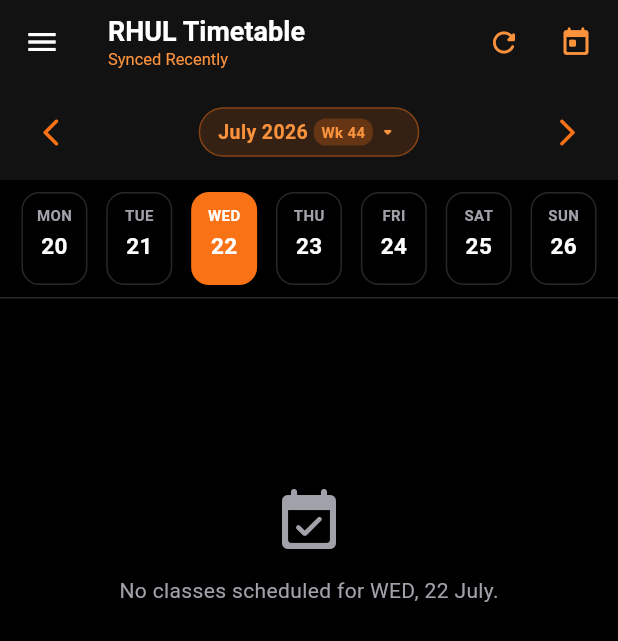
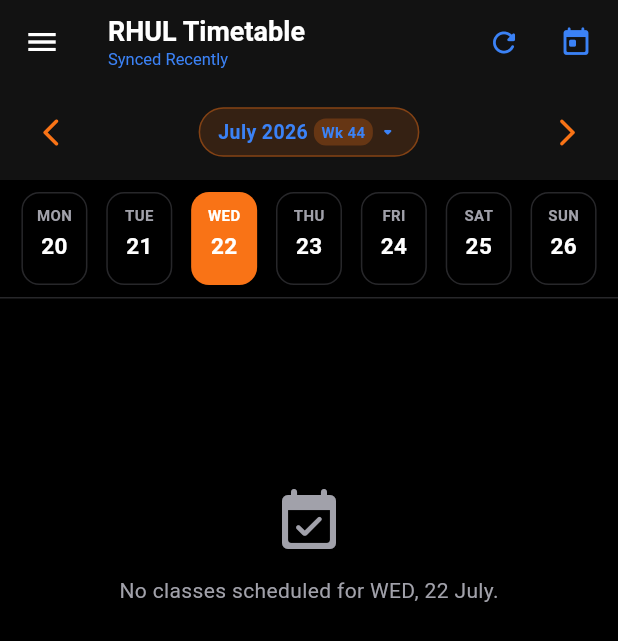
Before and after one commit to CyberViper19/rhul-timetable, a Flutter app: the TimetableDashboardScreen screen opened directly with empty values, on a phone screen of 412 x 824 dp. Shown: the top 641 px of the screen. Run offline on Flutter 3.47's test engine with Material 3 defaults, Android fonts, the phone set to English and light mode, and no system bars; our stand-ins replace flutter_local_notifications, flutter_secure_storage, hive_flutter, permission_handler, timezone, webview_flutter; missing offline and left inert: workmanager; accounts and stored records are empty; statements that could not run were skipped.

Commit message:
Use blue for lectures in RHUL theme to distinguish from orange assessments

```diff
--- a/lib/app_theme_config.dart
+++ b/lib/app_theme_config.dart
@@ -74,14 +74,14 @@
           key: 'rhul',
           displayName: 'RHUL Theme',
           primaryColor: Color(0xFFF97316), // Royal Holloway Orange
-          secondaryColor: Color(0xFFFB923C),
+          secondaryColor: Color(0xFF3B82F6), // Blue for Lectures
           scaffoldBackgroundColor: Color(0xFF000000), // Pure Black
           cardBackgroundColor: Color(0xFF121212), // Deep Pitch Black Card
           containerBackgroundColor: Color(0xFF000000), // Pure Black Container
           borderColor: Color(0xFF27272A),
           textColor: Colors.white,
           subtitleTextColor: Color(0xFFA1A1AA),
-          assessmentColor: Color(0xFFF97316),
+          assessmentColor: Color(0xFFF97316), // Royal Holloway Orange for Assessments
           optionalColor: Color(0xFF10B981),
         );
     }
--- a/lib/main.dart
+++ b/lib/main.dart
@@ -1133,7 +1133,7 @@
                                       Icon(
                                         useIOSStyle ? CupertinoIcons.clock_fill : Icons.access_time_filled_rounded,
                                         size: 20,
-                                        color: primaryColor,
+                                        color: typeColor,
                                       ),
                                       const SizedBox(width: 8),
                                       Text(
```
